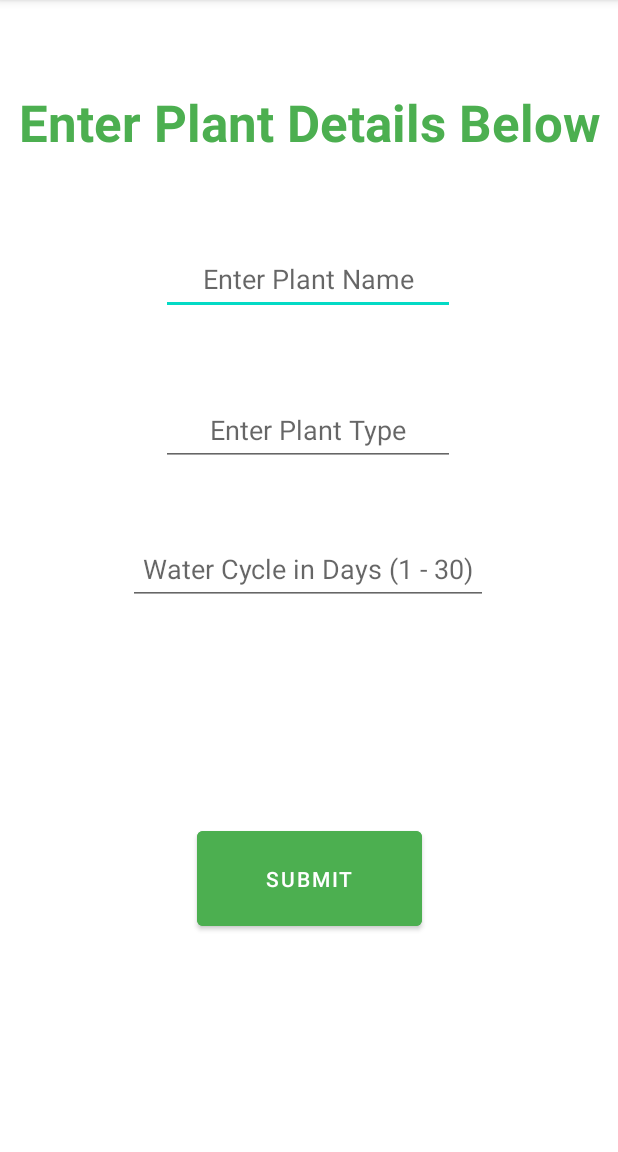
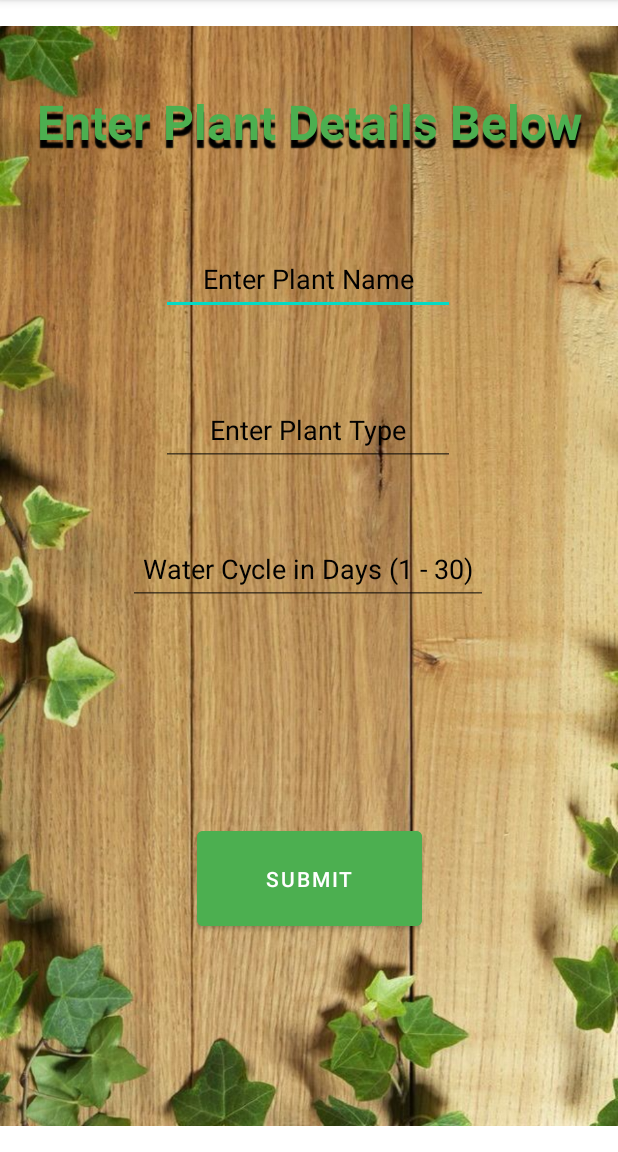
Before and after one commit to FelixXingX/Flora, an Android app: the addMenu screen opened directly, with no data from a screen before it, after a tap on "MANUAL", on a phone screen of 412 x 824 dp, the part 84-1236 px from its top. Run offline under Robolectric (Android 15) with nearby library versions, the phone set to English and light mode, and no system bars.

Commit message:
Added background images and readability

```diff
--- a/app/src/main/java/com/example/flora/MainActivity.java
+++ b/app/src/main/java/com/example/flora/MainActivity.java
@@ -21,11 +21,15 @@ public class MainActivity extends AppCompatActivity {
     private static final String TAG = "MainActivity";
 
     Button addButton;
+    ImageView view;
 
     @Override
     protected void onCreate(Bundle savedInstanceState) {
         super.onCreate(savedInstanceState);
         setContentView(R.layout.activity_main);
+
+        view = findViewById(R.id.backgroundMain);
+        view.setImageResource(R.drawable.background);
 
         ImageView myImageView = (ImageView) findViewById(R.id.plantLogo);
         myImageView.setImageResource(R.drawable.plantlogo);
--- a/app/src/main/java/com/example/flora/addMenu.java
+++ b/app/src/main/java/com/example/flora/addMenu.java
@@ -4,6 +4,7 @@ import android.content.Intent;
 import android.os.Bundle;
 import android.view.View;
 import android.widget.Button;
+import android.widget.ImageView;
 
 import androidx.annotation.Nullable;
 import androidx.appcompat.app.AppCompatActivity;
@@ -13,6 +14,7 @@ public class addMenu extends AppCompatActivity {
     Button manualButton;
     Button databaseButton;
     Button back;
+    ImageView view;
 
     @Override
     protected void onCreate(@Nullable Bundle savedInstanceState) {
@@ -22,6 +24,8 @@ public class addMenu extends AppCompatActivity {
         manualButton = findViewById(R.id.manualButton);
         databaseButton = findViewById(R.id.databaseButton);
         back = findViewById(R.id.back);
+        view = findViewById(R.id.background);
+        view.setImageResource(R.drawable.background);
 
         manualButton.setOnClickListener(new View.OnClickListener() {
             @Override
--- a/app/src/main/java/com/example/flora/manual.java
+++ b/app/src/main/java/com/example/flora/manual.java
@@ -9,6 +9,7 @@ import androidx.appcompat.app.AppCompatActivity;
 import android.view.View;
 import android.widget.Button;
 import android.widget.EditText;
+import android.widget.ImageView;
 
 public class manual extends AppCompatActivity {
 
@@ -21,6 +22,8 @@ public class manual extends AppCompatActivity {
 
     Button submitButton;
 
+    ImageView view;
+
     protected void onCreate(@Nullable Bundle savedInstanceState) {
         super.onCreate(savedInstanceState);
         setContentView(R.layout.manual);
@@ -30,6 +33,9 @@ public class manual extends AppCompatActivity {
         waterLevel = (EditText) findViewById(R.id.waterLevel);
 
         submitButton = findViewById(R.id.Submit);
+
+        view = findViewById(R.id.backgroundManual);
+        view.setImageResource(R.drawable.background);
 
         submitButton.setOnClickListener(new View.OnClickListener() {
             @Override
--- a/app/src/main/res/layout/manual.xml
+++ b/app/src/main/res/layout/manual.xml
@@ -5,12 +5,23 @@
     android:layout_width="match_parent"
     android:layout_height="match_parent">
 
+    <ImageView
+        android:id="@+id/backgroundManual"
+        android:layout_width="wrap_content"
+        android:layout_height="wrap_content"
+        app:layout_constraintBottom_toBottomOf="parent"
+        app:layout_constraintEnd_toEndOf="parent"
+        app:layout_constraintStart_toStartOf="parent"
+        app:layout_constraintTop_toTopOf="parent"
+        tools:srcCompat="@tools:sample/avatars" />
+
     <EditText
         android:id="@+id/plantName"
         android:layout_width="196dp"
         android:layout_height="48dp"
         android:ems="10"
         android:hint="Enter Plant Name"
+        android:textColorHint="@color/black"
         android:inputType="textPersonName"
         android:textAlignment="center"
         app:layout_constraintBottom_toBottomOf="parent"
@@ -26,6 +37,7 @@
         android:layout_height="48dp"
         android:ems="10"
         android:hint="Enter Plant Type"
+        android:textColorHint="@color/black"
         android:inputType="textPersonName"
         android:textAlignment="center"
         app:layout_constraintBottom_toBottomOf="parent"
@@ -40,6 +52,7 @@
         android:layout_width="240dp"
         android:layout_height="48dp"
         android:ems="10"
+        android:textColorHint="@color/black"
         android:hint="Water Cycle in Days (1 - 30)"
         android:inputType="number"
         android:textAlignment="center"
@@ -62,16 +75,21 @@
         app:layout_constraintTop_toBottomOf="@+id/waterLevel" />
 
     <TextView
+        android:shadowColor="#000000"
+        android:shadowDx="0"
+        android:shadowDy="8"
+        android:shadowRadius="0.5"
         android:id="@+id/Instruction"
         android:layout_width="wrap_content"
         android:layout_height="wrap_content"
         android:text="Enter Plant Details Below"
         android:textAlignment="center"
         android:textColor="#4CAF50"
-        android:textSize="34sp"
+        android:textSize="32sp"
         android:textStyle="bold"
         app:layout_constraintBottom_toTopOf="@+id/plantName"
         app:layout_constraintEnd_toEndOf="parent"
         app:layout_constraintStart_toStartOf="parent"
         app:layout_constraintTop_toTopOf="parent" />
+
 </androidx.constraintlayout.widget.ConstraintLayout>
```
Also changed, not shown: app/src/main/res/layout/activity_main.xml (+16 -1 lines), app/src/main/res/layout/add_menu.xml (+10 -0 lines), app/src/main/res/drawable/background.jpg (added).
